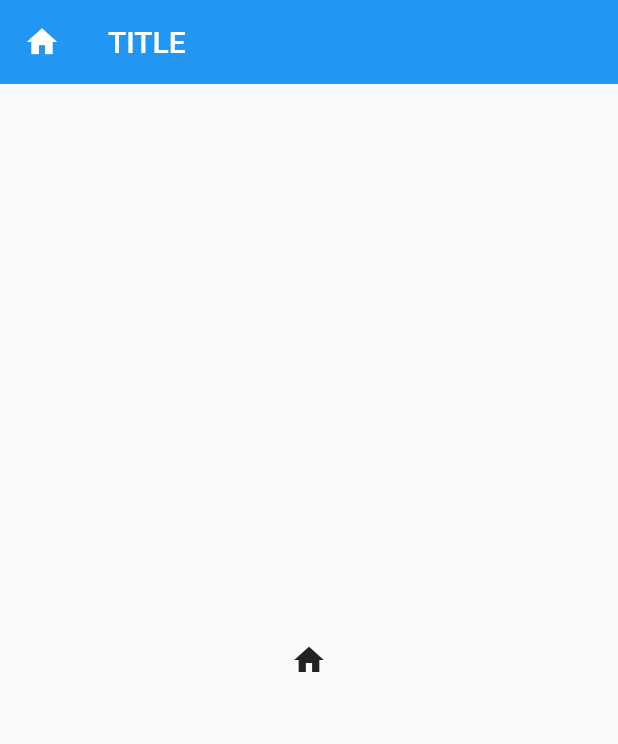
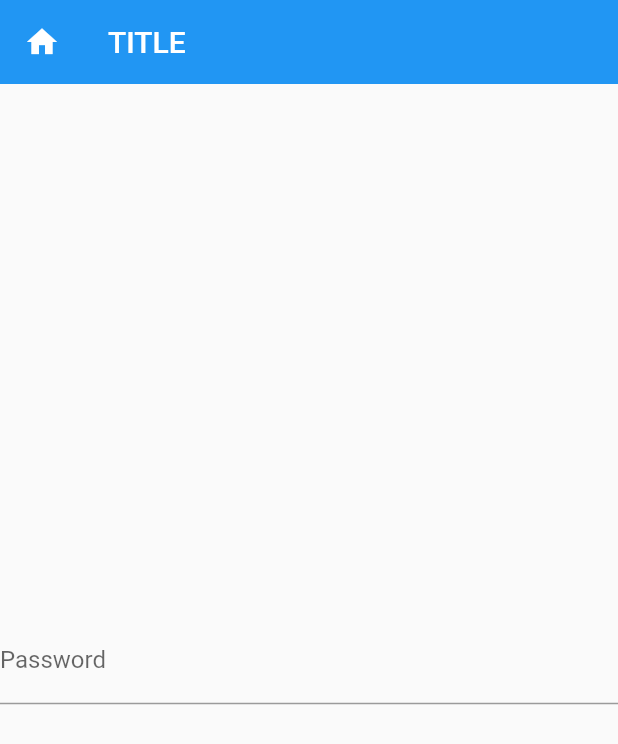
Before and after one commit to kazumaz/dama_app, a Flutter app: the PassWordSettingPage screen opened by its route, on a phone screen of 412 x 824 dp. Shown: the top 744 px of the screen. Run offline on Flutter 3.47's test engine with Material 2 defaults, Android fonts, the phone set to English and light mode, and no system bars; our stand-ins replace curved_navigation_bar, fl_chart, flutter_icons, percent_indicator; missing offline and left inert: ff_navigation_bar.

Commit message:
パスワード入力作成

```diff
--- a/lib/view/PasswordSettingPage.dart
+++ b/lib/view/PasswordSettingPage.dart
@@ -1,12 +1,16 @@
+import 'package:dama_app/model/PasswordModel.dart';
 import 'package:dama_app/model/RewardModel.dart';
 import 'package:dama_app/parts/ColorPicker.dart';
 import 'package:flutter/material.dart';
 import 'package:provider/provider.dart';
 
 class PassWordSettingPage extends StatelessWidget {
+
+  final passwordInputController = TextEditingController();
+
   @override
   Widget build(BuildContext context) {
-    return Consumer<RewordModel>(builder: (context, rewardModel, child) {
+    return Consumer<PasswordModel>(builder: (context, passwordModel, child) {
       return Scaffold(
         appBar: AppBar(
           leading: IconButton(
@@ -17,8 +21,21 @@ class PassWordSettingPage extends StatelessWidget {
           elevation: 0.0,
           title: Text("TITLE"), //TODO タイトルを正しくする
         ),
-        body: Center(child: Icon(Icons.home)),
+        body: Center(child: _passwordForm()),
       );
     });
   }
+
+Widget _passwordForm() {
+    return TextFormField(
+      controller: passwordInputController,
+      autocorrect: false,
+      decoration: new InputDecoration(
+        border: const UnderlineInputBorder(),
+        labelText: 'Password',
+      ),
+      obscureText: true,
+    );
+  }
+
 }
```
